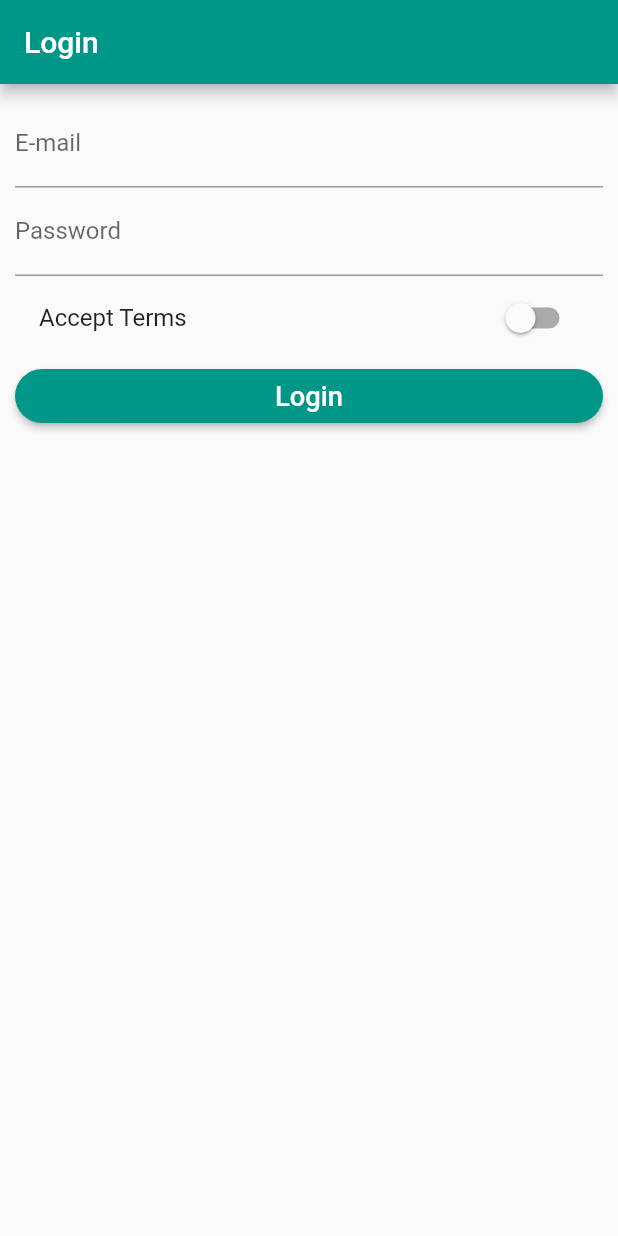
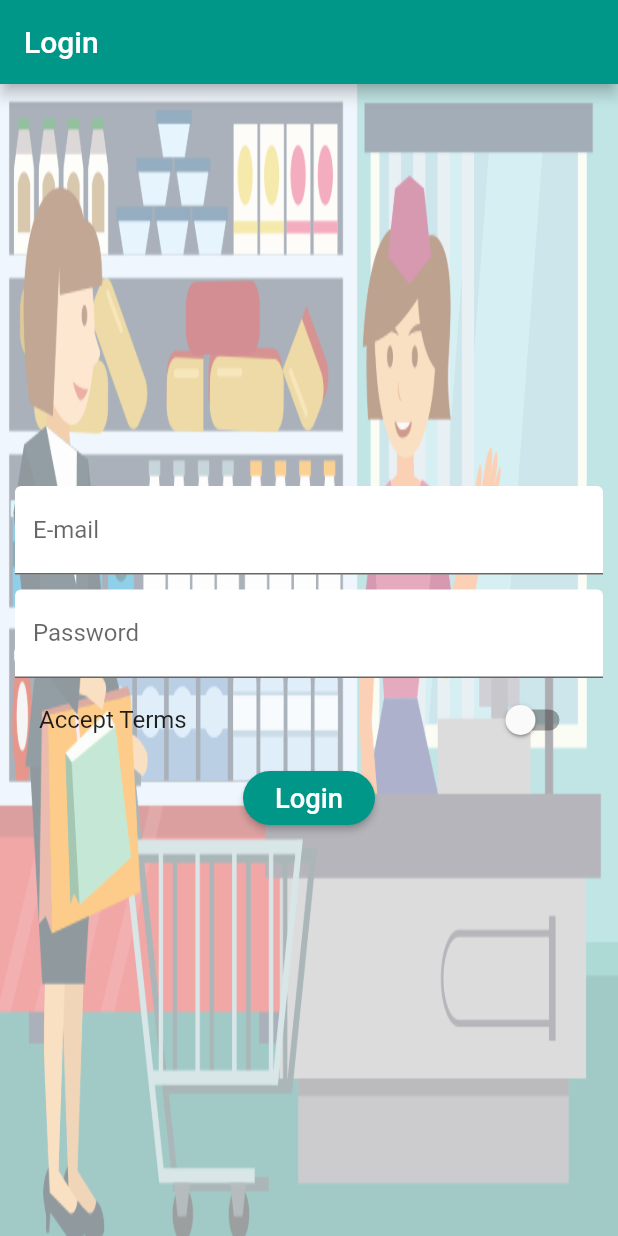
Before and after one commit to saiful2396/flutter_course, a Flutter app: the screen it shows after launch, on a phone screen of 412 x 824 dp. Run offline on Flutter 3.47's test engine with Material 2 defaults, Android fonts, the phone set to English and light mode, and no system bars.

```diff
--- a/lib/main.dart
+++ b/lib/main.dart
@@ -32,8 +32,10 @@ class _MyAppState extends State<MyApp> {
     return MaterialApp(
       debugShowCheckedModeBanner: false,
       theme: ThemeData(
+        brightness: Brightness.light,
         primaryColor: Colors.teal,
         primarySwatch: Colors.indigo,
+        //fontFamily: 'Oswald',
       ),
       home: AuthScreen(),
       routes: {
--- a/lib/pages/auth_screen.dart
+++ b/lib/pages/auth_screen.dart
@@ -16,21 +16,41 @@ class _AuthScreenState extends State<AuthScreen> {
       appBar: AppBar(
         title: Text('Login'),
       ),
-      body: ListView(
+      body: Container(
         padding: const EdgeInsets.all(10.0),
+        decoration: BoxDecoration(
+            image: DecorationImage(
+          image: AssetImage('assets/background.png'),
+          fit: BoxFit.fill,
+          colorFilter: ColorFilter.mode(
+            Colors.black.withOpacity(0.5),
+            BlendMode.dstATop,
+          ),
+        )),
+        child: Column(
+          mainAxisAlignment: MainAxisAlignment.center,
           children: [
             TextField(
               keyboardType: TextInputType.emailAddress,
-            decoration: InputDecoration(labelText: 'E-mail'),
+              decoration: InputDecoration(
+                labelText: 'E-mail',
+                filled: true,
+                fillColor: Colors.white,
+              ),
               onChanged: (String value) {
                 setState(() {
                   _emailValue = value;
                 });
               },
             ),
+            SizedBox(height: 10.0),
             TextField(
               obscureText: true,
-            decoration: InputDecoration(labelText: 'Password'),
+              decoration: InputDecoration(
+                labelText: 'Password',
+                filled: true,
+                fillColor: Colors.white,
+              ),
               onChanged: (String value) {
                 _passwordValue = value;
               },
@@ -38,9 +58,7 @@ class _AuthScreenState extends State<AuthScreen> {
             SwitchListTile(
               value: _acceptTerms,
               title: Text('Accept Terms'),
-            activeColor: Theme
-                .of(context)
-                .primaryColor,
+              activeColor: Theme.of(context).primaryColor,
               onChanged: (bool value) {
                 setState(() {
                   _acceptTerms = value;
@@ -53,20 +71,19 @@ class _AuthScreenState extends State<AuthScreen> {
                 textScaleFactor: 1.3,
               ),
               textColor: Colors.white,
-            color: Theme
-                .of(context)
-                .primaryColor,
+              color: Theme.of(context).primaryColor,
               shape: RoundedRectangleBorder(
                   borderRadius: BorderRadius.circular(20.0)),
               onPressed: () {
                 Navigator.pushReplacementNamed(
                   context,
-                '/',
+                  '/product',
                 );
               },
             ),
           ],
         ),
+      ),
     );
   }
 }
--- a/lib/pages/product_admin_screen.dart
+++ b/lib/pages/product_admin_screen.dart
@@ -36,6 +36,7 @@ class ProductAdminScreen extends StatelessWidget {
                 title: Text('Choose'),
               ),
               ListTile(
+                leading: Icon(Icons.shop),
                 title: Text('All Product'),
                 onTap: () {
                   Navigator.pushReplacementNamed(
```
Also changed, not shown: lib/pages/product_screen.dart (+9 -2 lines), lib/product_manager.dart (deleted, +0 -19 lines), lib/products.dart (deleted, +0 -61 lines), lib/widgets/products/product_tag.dart (added, +26 -0 lines), lib/widgets/products/products.dart (added, +102 -0 lines), pubspec.yaml (+6 -13 lines), assets/background.png (added), assets/fonts/Lato-Regular.ttf (added), assets/fonts/Oswald-Bold.ttf (added). Lines whose indentation alone changed are shown as unchanged.
